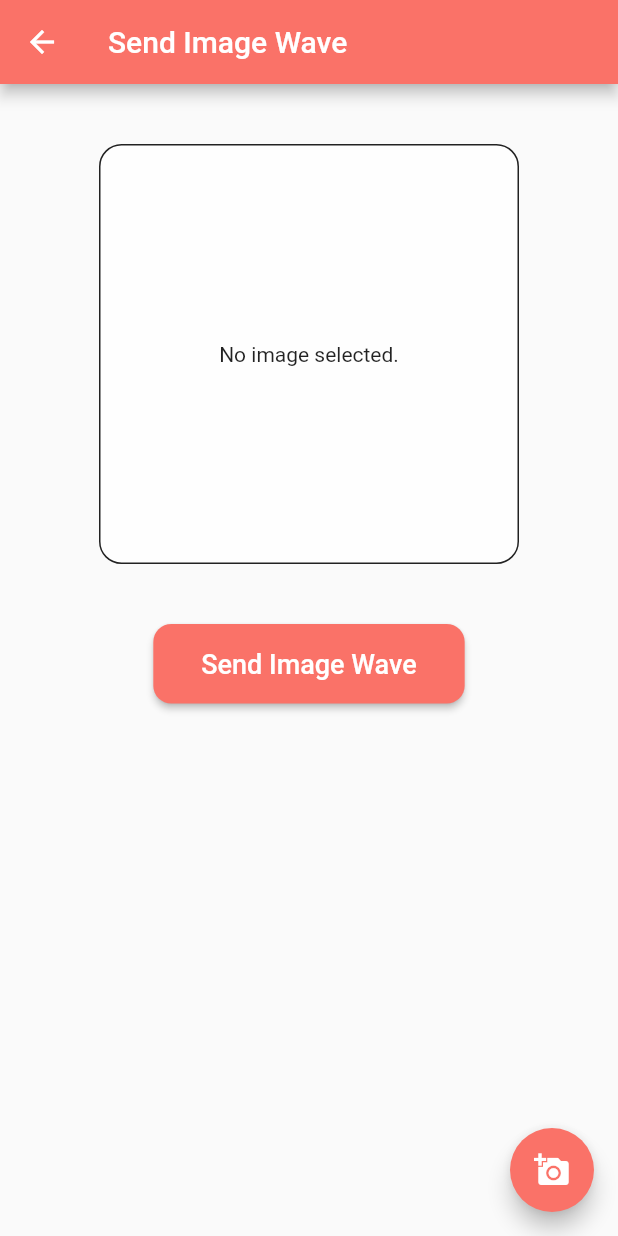
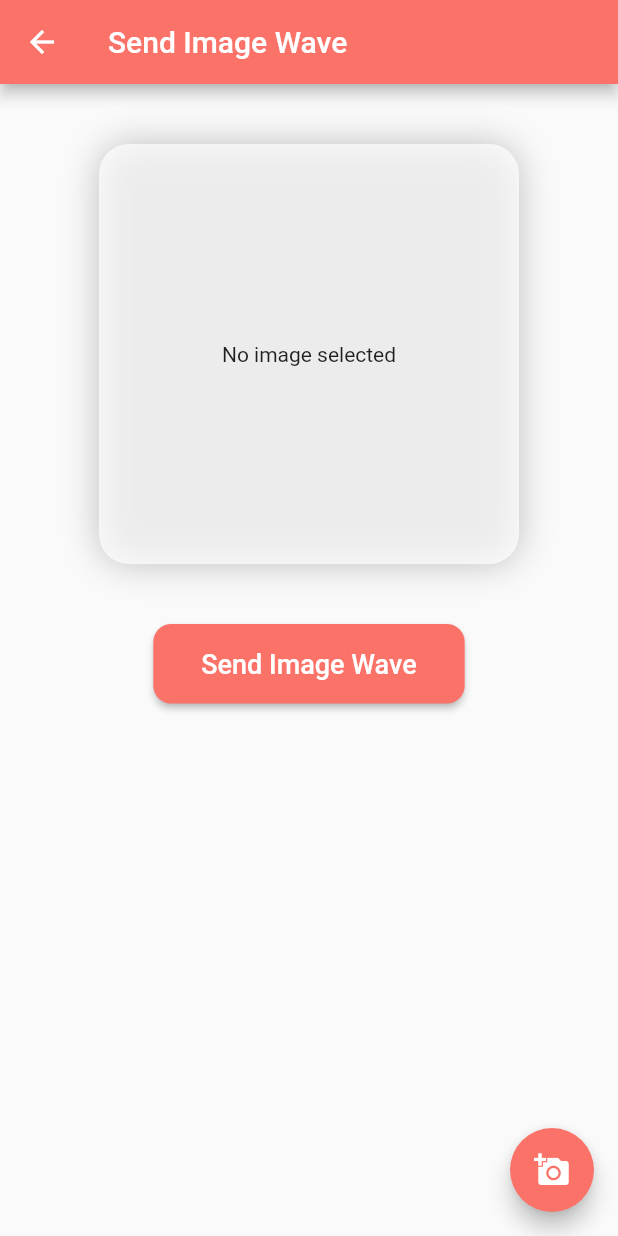
Before and after one commit to davidhqr/Wave-App, a Flutter app: the screen it shows after launch, after a tap on the "image" icon, on a phone screen of 412 x 824 dp. Run offline on Flutter 3.47's test engine with Material 2 defaults, Android fonts, the phone set to English and light mode, and no system bars; our stand-ins replace dio, file_picker, flutter_spinkit, permission_handler, random_string, sqflite; missing offline and left inert: chirpsdk; accounts and stored records are empty.

Commit message:
Implement image waves

```diff
--- a/lib/pages/home_page.dart
+++ b/lib/pages/home_page.dart
@@ -11,6 +11,9 @@ import 'package:wave/widgets/receive_dialog.dart';
 import 'package:wave/wave_response.dart';
 import 'package:wave/get_wave_request.dart';
 import 'package:wave/utils.dart';
+import 'package:flutter_spinkit/flutter_spinkit.dart';
+import 'dart:typed_data';
+import 'dart:convert';
 
 class HomePage extends StatefulWidget {
   HomePage({Key key, this.title}) : super(key: key);
@@ -55,7 +58,7 @@ class _HomePageState extends State<HomePage> {
 
   void _setChirpCallbacks() {
     ChirpSDK.onReceived.listen((dataEvent) {
-      String payload = dataEvent.payload.toString();
+      String payload = new String.fromCharCodes(dataEvent.payload);
       log.info("Received payload: " + payload);
       if (listening) {
         GetWaveRequest(payload).get().then((WaveResponse response) {
@@ -82,19 +85,55 @@ class _HomePageState extends State<HomePage> {
   }
 
   void startListening(BuildContext context) {
-    if (listening) {
-      Utils.showSnackBar(context, "Stopped listening");
-    } else {
-      Utils.showSnackBar(context, "Started listening");
-    }
+    Utils.showSnackBar(context, "Started listening for Waves");
     setState(() {
       listening = !listening;
     });
   }
 
+  Widget getListeningWidget(BuildContext context) {
+    if (listening) {
+      return Column(
+        children: [
+          SpinKitWave(
+            color: Color(0xFFf29891),
+            size: 100.0,
+          ),
+          Padding(
+            padding: const EdgeInsets.only(top: 40),
+            child: RaisedButton(
+              color: Color(0xFFfa7268),
+              elevation: 2,
+              shape: RoundedRectangleBorder(
+                  borderRadius: BorderRadius.circular(8)),
+              onPressed: () {
+                setState(() {
+                  listening = false;
+                  Utils.showSnackBar(context, "Stopped listening for Waves");
+                });
+              },
+              child: Padding(
+                padding: const EdgeInsets.all(14),
+                child: Text(
+                  'Stop Listening',
+                  style: TextStyle(color: Colors.white, fontSize: 14),
+                ),
+              ),
+            ),
+          ),
+        ],
+      );
+    } else {
+      return PulsingButton(() {
+        startListening(context);
+      });
+    }
+  }
+
   @override
   Widget build(BuildContext context) {
     return Scaffold(
+      backgroundColor: Color(0xFFe8e8e8),
       appBar: AppBar(
         title: Text(widget.title),
         actions: [
@@ -138,14 +177,56 @@ class _HomePageState extends State<HomePage> {
           return Column(
             children: [
               Padding(
-                padding: const EdgeInsets.only(top: 50),
+                padding: const EdgeInsets.only(top: 40),
                 child: Row(
                   mainAxisAlignment: MainAxisAlignment.center,
-                  children: [
-                    PulsingButton(() {
-                      startListening(context);
-                    })
-                  ],
+                  children: [getListeningWidget(context)],
+                ),
+              ),
+              Padding(
+                padding: const EdgeInsets.only(
+                    top: 40, left: 20, right: 20, bottom: 40),
+                child: Container(
+                  height: 380,
+                  decoration: new BoxDecoration(
+                      color: Colors.white, //new Color.fromRGBO(255, 0, 0, 0.0),
+                      borderRadius: new BorderRadius.all(Radius.circular(20)),
+                      boxShadow: [
+                        BoxShadow(
+                          color: Color(0xFFbfbfbf),
+                          blurRadius: 20,
+                          // has the effect of softening the shadow
+                        )
+                      ]),
+                  child: Column(
+                    children: [
+                      Padding(
+                        padding: const EdgeInsets.all(12),
+                        child:
+                        Text("Past Waves", style: TextStyle(fontSize: 20)),
+                      ),
+                      Expanded(
+                        child: Padding(
+                          padding: const EdgeInsets.only(
+                              left: 8, right: 8, bottom: 8),
+                          child: ListView(
+                            physics: AlwaysScrollableScrollPhysics(),
+                            shrinkWrap: true,
+                            children: [
+                              ListTile(
+                                leading: Icon(Icons.map),
+                                title: Text('Map'),
+                              ),
+                              ListTile(
+                                leading: Icon(Icons.photo_album),
+                                title: Text('Album'),
+                              ),
+                            ],
+                          ),
+                        ),
+                      ),
+                    ],
+                  ),
                 ),
               ),
             ],
--- a/lib/pages/send_image_page.dart
+++ b/lib/pages/send_image_page.dart
@@ -41,7 +41,8 @@ class _SendImagePageState extends State<SendImagePage> {
     }
 
     String code = Utils.generateCode();
-    SendWaveRequest request = new SendWaveRequest(context, code, null, _imagePath, false);
+    SendWaveRequest request =
+        new SendWaveRequest(context, code, null, _imagePath, false);
     request.send();
   }
 
@@ -51,7 +52,9 @@ class _SendImagePageState extends State<SendImagePage> {
       appBar: AppBar(
         title: Text(widget.title),
       ),
-      body: Column(
+      body: Builder(
+        builder: (BuildContext context) {
+          return Column(
             children: [
               Padding(
                 padding: const EdgeInsets.all(40),
@@ -63,15 +66,20 @@ class _SendImagePageState extends State<SendImagePage> {
                       width: 280,
                       decoration: new BoxDecoration(
                           color: Colors.white70,
-                    borderRadius: BorderRadius.all(const Radius.circular(15)),
-                    border: Border.all(
-                        color: _imagePath == null
-                            ? Colors.black87
-                            : Color(0xFFfa7268)),
+                          borderRadius: BorderRadius.all(const Radius.circular(20)),
+                          boxShadow: [
+                            BoxShadow(
+                              color: Color(0xFFbfbfbf),
+                              blurRadius: 20,
+                              // has the effect of softening the shadow
+                            )
+                          ]),
+                      child: Padding(
+                        padding: const EdgeInsets.all(8),
+                        child: _imagePath == null
+                            ? Center(child: Text('No image selected'))
+                            : Image.file(new File(_imagePath)),
                       ),
-                  child: _imagePath == null
-                      ? Center(child: Text('No image selected.'))
-                      : Image.file(new File(_imagePath)),
                     ),
                   ],
                 ),
@@ -93,6 +101,8 @@ class _SendImagePageState extends State<SendImagePage> {
                 ),
               ),
             ],
+          );
+        }
       ),
       floatingActionButton: FloatingActionButton(
         backgroundColor: Color(0xFFfa7268),
--- a/lib/utils.dart
+++ b/lib/utils.dart
@@ -5,6 +5,7 @@ class Utils {
   static showSnackBar(BuildContext context, String msg) {
     Scaffold.of(context).showSnackBar(new SnackBar(
       content: new Text(msg),
+      duration: Duration(seconds: 2),
     ));
   }
 
--- a/lib/widgets/pulsing_button.dart
+++ b/lib/widgets/pulsing_button.dart
@@ -55,7 +55,8 @@ class _PulsingButtonState extends State<PulsingButton>
                 _onPressed();
               },
               child: Text(
-                'Listen for',
+                'Listen for\nWaves',
+                textAlign: TextAlign.center,
                 style: TextStyle(color: Colors.white, fontSize: 20),
               ),
             ),
--- a/lib/widgets/receive_dialog.dart
+++ b/lib/widgets/receive_dialog.dart
@@ -94,6 +94,7 @@ class _ReceiveDialogState extends State<ReceiveDialog> {
                     shape:
                     RoundedRectangleBorder(borderRadius: BorderRadius.circular(8)),
                     onPressed: () {
+                      Navigator.pop(context);
                     },
                     child: Padding(
                       padding: const EdgeInsets.all(10),
--- a/pubspec.yaml
+++ b/pubspec.yaml
@@ -28,6 +28,7 @@ dependencies:
   sqflite: ^1.1.1
   path_provider: ^0.5.0
   flutter_spinkit: ^3.1.0
+  dio: ^2.0.20
 
 dev_dependencies:
   flutter_test:
```
Also changed, not shown: lib/send_wave_request.dart (+22 -20 lines). Lines whose indentation alone changed are shown as unchanged.
